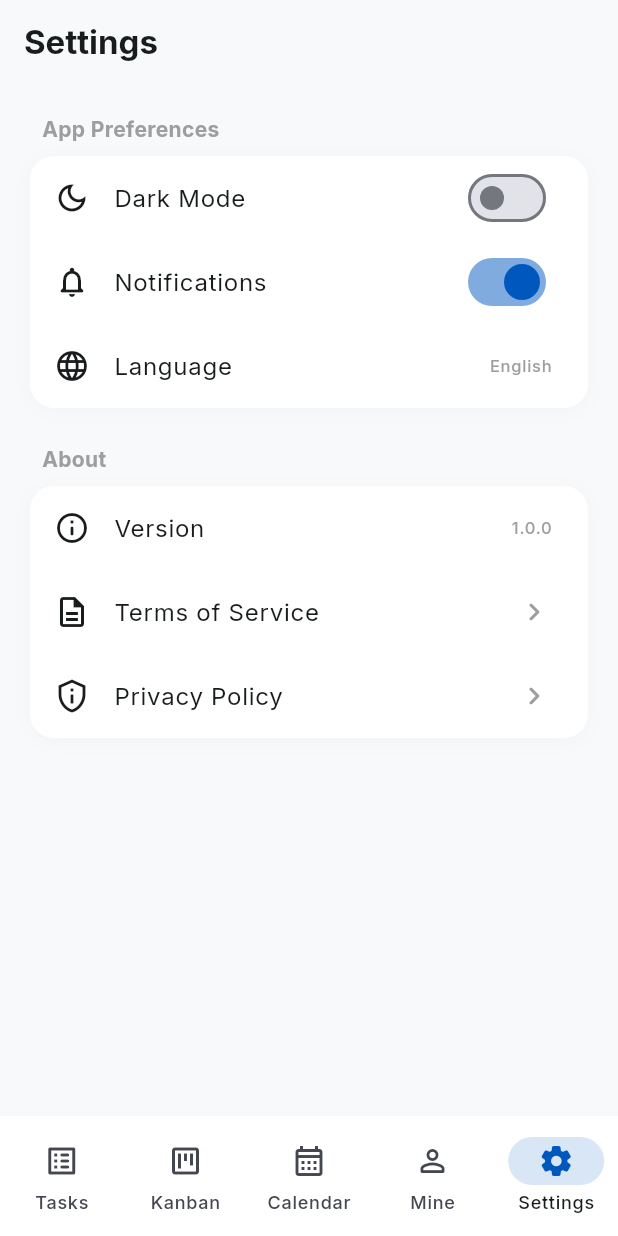
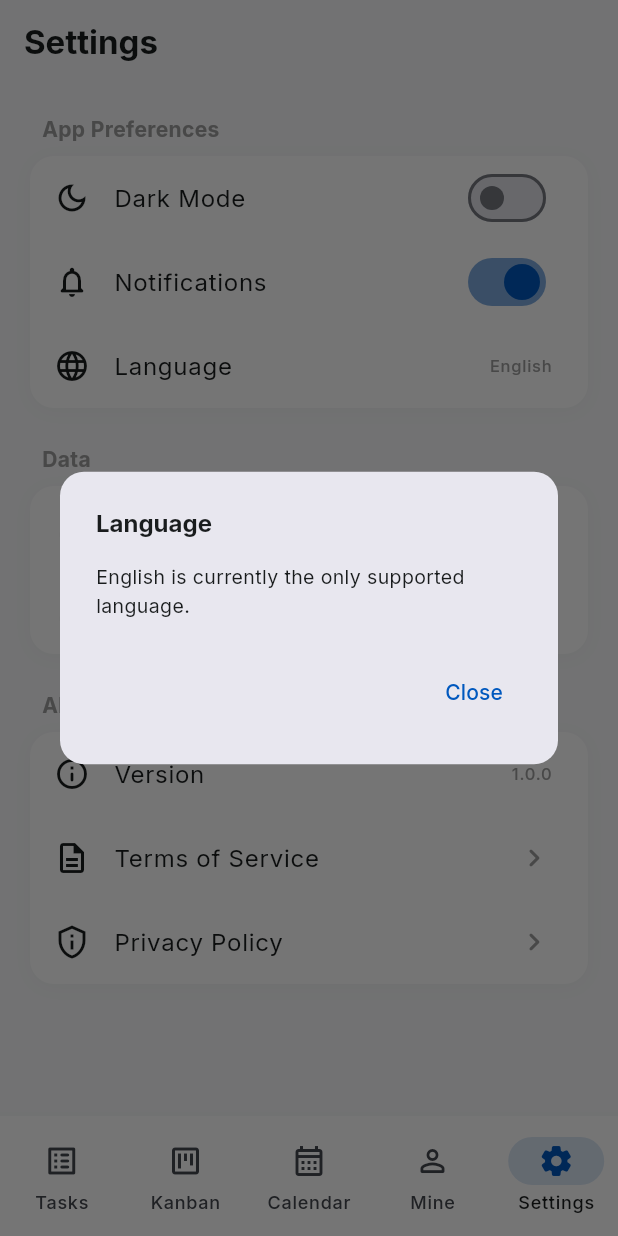
Before and after one commit to Deepan9884/Flow, a Flutter app: the screen it shows after launch, item 5 of the bottom bar chosen, after a tap on "Language", on a phone screen of 412 x 824 dp. Run offline on Flutter 3.47's test engine with Material 3 defaults, Android fonts, the phone set to English and light mode, and no system bars; our stand-ins replace file_picker, flutter_hooks, flutter_local_notifications, freezed_annotation, hooks_riverpod, isar and 4 more; accounts and stored records are empty; generated files the repository leaves out were written again; project files that could hold a hidden picture were left out.

Commit message:
feat: Phases 2-4 - notifications setting, backup, recurrence tests, CI gates
- ThemeConfig.notificationsEnabled kill-switch; settings toggle wired,
  disabling cancels all scheduled reminders; scheduling gated everywhere
- BackupService: versioned JSON export/import with fresh uuids and
  malformed-row tolerance; settings Data section with snackbar feedback
- RecurrenceRule now functional: picker, detail badge, spawn-next engine
- Extracted compareTasks + shiftRecurrence as pure testable utils
- test/: task_order_test + recurrence_test; CI runs flutter test
- CI: correct step order (codegen before analyze/test), launcher icons
- Calendar shows reminderAt in addition to dueDate
- Category chips resolve names; category dialog manages list + delete
- updateTaskReminder; detail sheet edits/clears/adds reminders
- Removed unused go_router dep; global ErrorWidget fallback

```diff
--- a/lib/core/theme/theme_config.dart
+++ b/lib/core/theme/theme_config.dart
@@ -17,6 +17,7 @@
     required String fontFamily,
     @Default(1.0) double densityScale,
     @Default(false) bool isDark,
+    @Default(true) bool notificationsEnabled,
     String? appWallpaperPath, // global app background image, local file path
   }) = _ThemeConfig;
 
--- a/lib/features/settings/screens/settings_screen.dart
+++ b/lib/features/settings/screens/settings_screen.dart
@@ -1,6 +1,10 @@
+import 'package:file_picker/file_picker.dart';
 import 'package:flutter/material.dart';
 import 'package:hooks_riverpod/hooks_riverpod.dart';
 import '../../../core/theme/theme_provider.dart';
+import '../../tasks/providers/task_provider.dart';
+import '../../categories/providers/category_provider.dart';
+import '../../../services/backup_service.dart';
 
 class SettingsScreen extends ConsumerWidget {
   const SettingsScreen({super.key});
@@ -46,8 +50,16 @@
                 'Notifications',
                 theme.isDark,
                 trailing: Switch(
-                  value: true,
-                  onChanged: (v) {},
+                  value: theme.notificationsEnabled,
+                  onChanged: (v) {
+                    ref.read(themeProvider.notifier).toggleNotifications(v);
+                    ScaffoldMessenger.of(context).showSnackBar(
+                      SnackBar(
+                        content: Text(v ? 'Reminders enabled' : 'All reminders cancelled'),
+                        duration: const Duration(seconds: 2),
+                      ),
+                    );
+                  },
                   activeColor: const Color(0xFF0058BE),
                 ),
               ),
@@ -59,6 +71,69 @@
                   'English',
                   style: TextStyle(fontFamily: 'Inter', color: Colors.grey),
                 ),
+                onTap: () => _showInfoDialog(context, 'Language', 'English is currently the only supported language.'),
+              ),
+            ],
+            theme.isDark,
+          ),
+          const SizedBox(height: 24),
+          _buildSettingsSection(
+            'Data',
+            [
+              _buildSettingItem(
+                Icons.file_upload_outlined,
+                'Export Backup (JSON)',
+                theme.isDark,
+                onTap: () async {
+                  try {
+                    final path = await BackupService.exportToFile();
+                    if (context.mounted) {
+                      ScaffoldMessenger.of(context).showSnackBar(
+                        SnackBar(content: Text('Backup saved to $path')),
+                      );
+                    }
+                  } catch (_) {
+                    if (context.mounted) {
+                      ScaffoldMessenger.of(context).showSnackBar(
+                        const SnackBar(content: Text('Export failed. Please try again.')),
+                      );
+                    }
+                  }
+                },
+              ),
+              _buildSettingItem(
+                Icons.file_download_outlined,
+                'Import Backup (JSON)',
+                theme.isDark,
+                onTap: () async {
+                  final result = await FilePicker.platform.pickFiles(
+                    type: FileType.custom,
+                    allowedExtensions: ['json'],
+                  );
+                  final path = result?.files.single.path;
+                  if (path == null) return;
+                  try {
+                    final imported = await BackupService.importFromFile(path);
+                    // Refresh in-memory lists so imported rows appear immediately.
+                    ref.invalidate(taskListProvider);
+                    ref.invalidate(categoryListProvider);
+                    if (context.mounted) {
+                      ScaffoldMessenger.of(context).showSnackBar(
+                        SnackBar(
+                          content: Text(
+                            'Imported ${imported.tasks} tasks, ${imported.categories} categories',
+                          ),
+                        ),
+                      );
+                    }
+                  } catch (_) {
+                    if (context.mounted) {
+                      ScaffoldMessenger.of(context).showSnackBar(
+                        const SnackBar(content: Text('Import failed: not a valid Flow backup.')),
+                      );
+                    }
+                  }
+                },
               ),
             ],
             theme.isDark,
@@ -68,8 +143,26 @@
             'About',
             [
               _buildSettingItem(Icons.info_outline_rounded, 'Version', theme.isDark, trailing: const Text('1.0.0', style: TextStyle(fontFamily: 'Inter', color: Colors.grey))),
-              _buildSettingItem(Icons.description_outlined, 'Terms of Service', theme.isDark),
-              _buildSettingItem(Icons.privacy_tip_outlined, 'Privacy Policy', theme.isDark),
+              _buildSettingItem(
+                Icons.description_outlined,
+                'Terms of Service',
+                theme.isDark,
+                onTap: () => _showInfoDialog(
+                  context,
+                  'Terms of Service',
+                  'Flow is provided as-is for personal productivity. Your data stays on your device unless you export it.',
+                ),
+              ),
+              _buildSettingItem(
+                Icons.privacy_tip_outlined,
+                'Privacy Policy',
+                theme.isDark,
+                onTap: () => _showInfoDialog(
+                  context,
+                  'Privacy Policy',
+                  'Flow collects no analytics and sends no data anywhere. Backups you export are plain JSON files under your control.',
+                ),
+              ),
             ],
             theme.isDark,
           ),
@@ -114,7 +207,7 @@
     );
   }
 
-  Widget _buildSettingItem(IconData icon, String title, bool isDark, {Widget? trailing}) {
+  Widget _buildSettingItem(IconData icon, String title, bool isDark, {Widget? trailing, VoidCallback? onTap}) {
     return ListTile(
       leading: Icon(icon, color: isDark ? Colors.white70 : const Color(0xFF191C1D)),
       title: Text(
@@ -126,7 +219,24 @@
         ),
       ),
       trailing: trailing ?? const Icon(Icons.chevron_right_rounded, color: Colors.grey),
-      onTap: trailing is Switch ? null : () {},
+      onTap: trailing is Switch ? null : onTap,
+    );
+  }
+
+  void _showInfoDialog(BuildContext context, String title, String body) {
+    showDialog(
+      context: context,
+      builder: (context) => AlertDialog(
+        shape: RoundedRectangleBorder(borderRadius: BorderRadius.circular(16)),
+        title: Text(title, style: const TextStyle(fontWeight: FontWeight.bold, fontSize: 16)),
+        content: Text(body, style: const TextStyle(fontSize: 13)),
+        actions: [
+          TextButton(
+            onPressed: () => Navigator.pop(context),
+            child: const Text('Close'),
+          ),
+        ],
+      ),
     );
   }
 }
--- a/lib/main.dart
+++ b/lib/main.dart
@@ -14,6 +14,33 @@
   // Initialize local notifications + timezone database before any scheduling
   await NotificationService.init();
 
+  // Never white-screen: render a branded fallback when a widget throws.
+  ErrorWidget.builder = (details) => Material(
+        child: Container(
+          color: const Color(0xFFF8F9FA),
+          padding: const EdgeInsets.all(24),
+          child: Center(
+            child: Column(
+              mainAxisSize: MainAxisSize.min,
+              children: const [
+                Icon(Icons.error_outline_rounded, size: 48, color: Color(0xFF0058BE)),
+                SizedBox(height: 16),
+                Text(
+                  'Something went wrong',
+                  style: TextStyle(fontFamily: 'Inter', fontSize: 18, fontWeight: FontWeight.bold),
+                ),
+                SizedBox(height: 8),
+                Text(
+                  'Please restart Flow. Your tasks are safely stored.',
+                  textAlign: TextAlign.center,
+                  style: TextStyle(fontFamily: 'Inter', fontSize: 13, color: Colors.grey),
+                ),
+              ],
+            ),
+          ),
+        ),
+      );
+
   runApp(
     const ProviderScope(
       child: FlowApp(),
--- a/pubspec.yaml
+++ b/pubspec.yaml
@@ -18,7 +18,6 @@
   isar: ^3.1.0
   isar_flutter_libs: ^3.1.0
   path_provider: ^2.1.1
-  go_router: ^12.1.1
   file_picker: ^8.0.0
   just_audio: ^0.9.40
   flutter_local_notifications: ^17.2.0
```
Also changed, not shown: lib/core/theme/theme_provider.dart (+13 -0 lines), lib/features/calendar/screens/calendar_screen.dart (+4 -4 lines), lib/features/tasks/providers/task_provider.dart (+28 -51 lines), lib/features/tasks/utils/recurrence.dart (added, +23 -0 lines), lib/features/tasks/utils/task_order.dart (added, +18 -0 lines), lib/services/backup_service.dart (added, +84 -0 lines), 3 other files.
